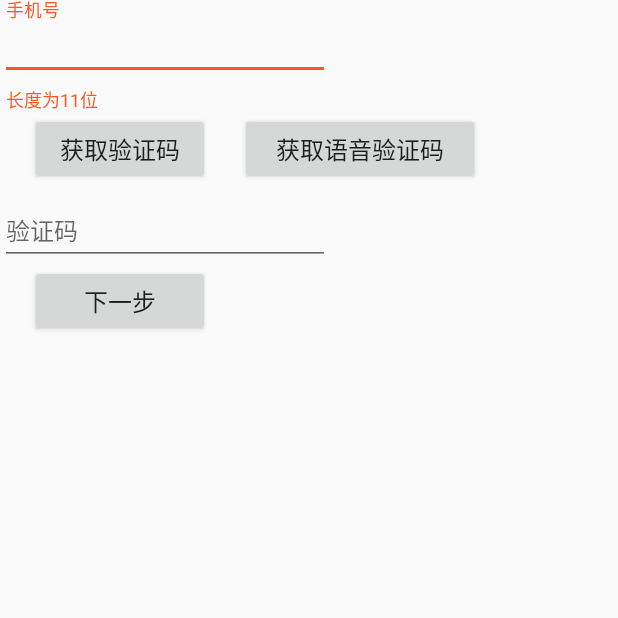
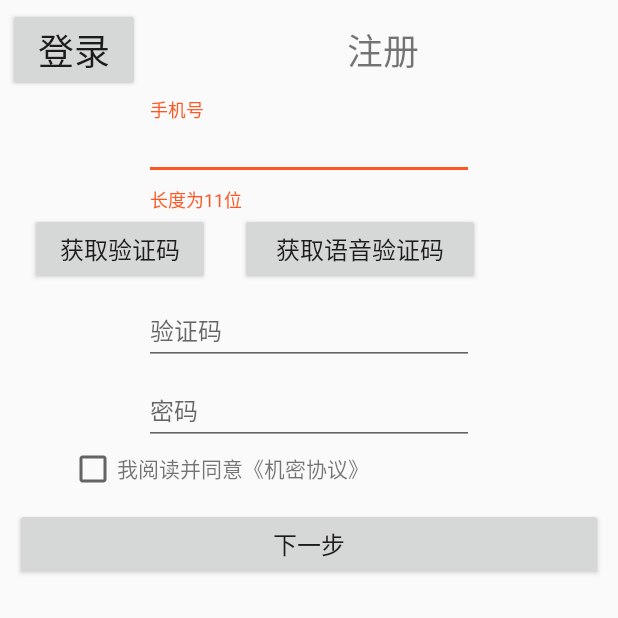
Before and after one commit to Qixingchen/quanzi, an Android app: the Register1stepFragment screen opened directly, with no data from a screen before it, on a phone screen of 412 x 824 dp, the top half of it. Run offline under Robolectric (Android 15) with nearby library versions, the phone set to English and light mode, and no system bars.

Commit message:
修改了登录引导界面和注册界面

```diff
--- a/quanzi/app/src/main/res/layout/fragment_register_1step.xml
+++ b/quanzi/app/src/main/res/layout/fragment_register_1step.xml
@@ -1,11 +1,37 @@
-<LinearLayout xmlns:android="http://schemas.android.com/apk/res/android"
+<LinearLayout
+    android:id="@+id/Register_1step_layout"
+    xmlns:android="http://schemas.android.com/apk/res/android"
     xmlns:tools="http://schemas.android.com/tools"
-    android:id="@+id/Register_1step_layout"
     android:layout_width="match_parent"
     android:layout_height="match_parent"
+    android:gravity="center_horizontal"
     android:orientation="vertical"
     tools:context="com.tizi.quanzi.ui.register.Register1stepFragment">
 
+    <LinearLayout
+        android:layout_width="match_parent"
+        android:layout_height="wrap_content"
+        >
+
+        <Button
+            android:id="@+id/loginbutton"
+            android:layout_width="wrap_content"
+            android:layout_height="wrap_content"
+            android:layout_gravity="center"
+            android:layout_margin="5dp"
+            android:text="登录"
+            android:textSize="24sp"/>
+
+        <TextView
+            android:id="@+id/registerTextView"
+            android:layout_width="match_parent"
+            android:layout_height="wrap_content"
+            android:layout_gravity="center"
+            android:gravity="center"
+            android:text="注册"
+            android:textSize="24sp"/>
+
+    </LinearLayout>
     <android.support.design.widget.TextInputLayout
         android:id="@+id/phoneNumberInputLayout"
         android:layout_width="wrap_content"
@@ -18,13 +44,13 @@
             android:hint="@string/phoneNumber"
             android:inputType="number"
             android:textSize="@dimen/normal_edit_text_size" />
+
     </android.support.design.widget.TextInputLayout>
 
     <LinearLayout
         android:layout_width="fill_parent"
         android:layout_height="wrap_content"
         android:orientation="horizontal">
-
 
         <Button
             android:id="@+id/get_sign_button"
@@ -33,6 +59,7 @@
             android:layout_marginLeft="20dp"
             android:text="@string/get_sign_number"
             android:textSize="@dimen/normal_edit_text_size" />
+
 
         <Button
             android:id="@+id/get_voice_sign_button"
@@ -46,12 +73,14 @@
     <LinearLayout
         android:layout_width="fill_parent"
         android:layout_height="wrap_content"
+        android:gravity="center"
         android:orientation="horizontal">
 
         <android.support.design.widget.TextInputLayout
             android:id="@+id/signInputLayout"
             android:layout_width="wrap_content"
-            android:layout_height="wrap_content">
+            android:layout_height="wrap_content"
+            android:gravity="center">
 
             <EditText
                 android:id="@+id/signEditText"
@@ -59,18 +88,61 @@
                 android:layout_height="wrap_content"
                 android:hint="@string/signCode"
                 android:inputType="number"
-                android:textSize="@dimen/normal_edit_text_size" />
+                android:textSize="@dimen/normal_edit_text_size"
+                />
+        </android.support.design.widget.TextInputLayout>
+
+
+    </LinearLayout>
+
+    <LinearLayout
+        android:layout_width="fill_parent"
+        android:layout_height="wrap_content"
+        android:gravity="center"
+        android:orientation="horizontal">
+
+        <android.support.design.widget.TextInputLayout
+            android:id="@+id/password1InputLayout"
+            android:layout_width="wrap_content"
+            android:layout_height="wrap_content">
+
+            <EditText
+                android:layout_width="220dp"
+                android:layout_height="wrap_content"
+                android:hint="@string/password"
+                android:inputType="textPassword"
+                android:textSize="@dimen/normal_edit_text_size"/>
         </android.support.design.widget.TextInputLayout>
 
 
     </LinearLayout>
 
 
+    <LinearLayout
+        android:layout_width="wrap_content"
+        android:layout_height="wrap_content"
+        android:orientation="horizontal">
+
+        <CheckBox
+            android:id="@+id/agree"
+            android:layout_width="wrap_content"
+            android:layout_height="wrap_content"/>
+
+        <TextView
+            android:id="@+id/protocol"
+            android:layout_width="wrap_content"
+            android:layout_height="wrap_content"
+            android:layout_marginRight="120dp"
+            android:text="我阅读并同意《机密协议》"/>
+    </LinearLayout>
+
     <Button
         android:id="@+id/next_button"
-        android:layout_width="120dp"
+        android:layout_width="match_parent"
         android:layout_height="wrap_content"
-        android:layout_marginLeft="20dp"
+        android:layout_marginLeft="10dp"
+        android:layout_marginRight="10dp"
+        android:layout_marginTop="10dp"
         android:text="@string/next_step"
         android:textSize="@dimen/normal_edit_text_size" />
 
```
Also changed, not shown: quanzi/app/src/main/res/layout/activity_login.xml (+53 -9 lines), quanzi/app/src/main/res/layout/activity_register.xml (line endings or trailing spaces).
